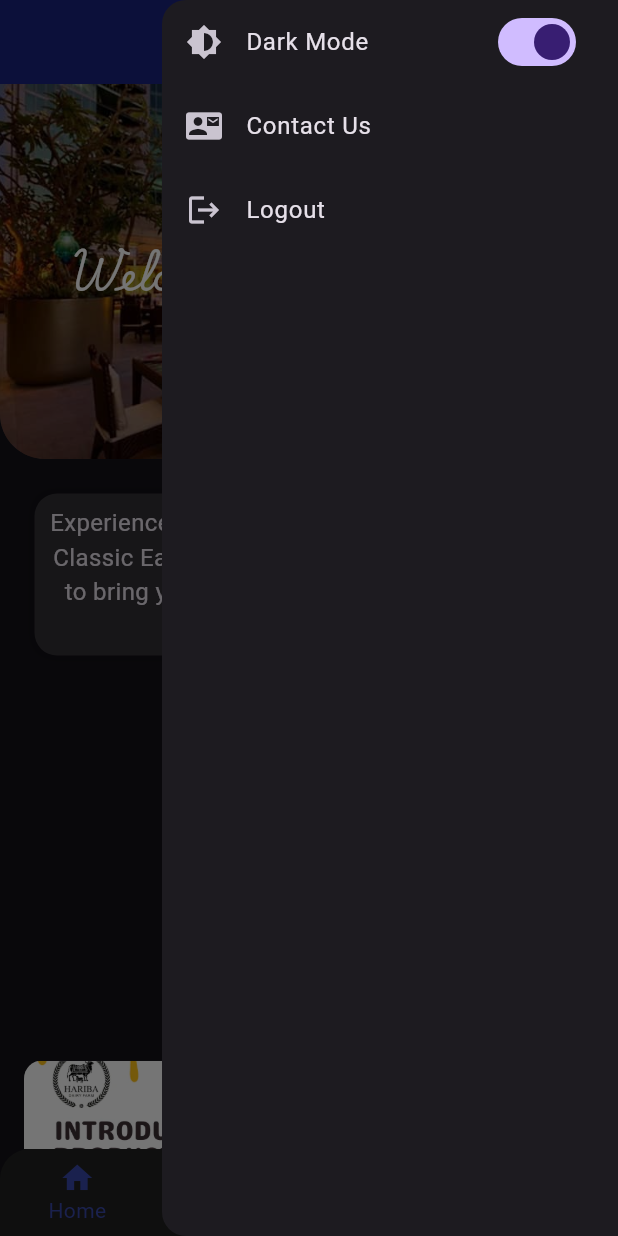
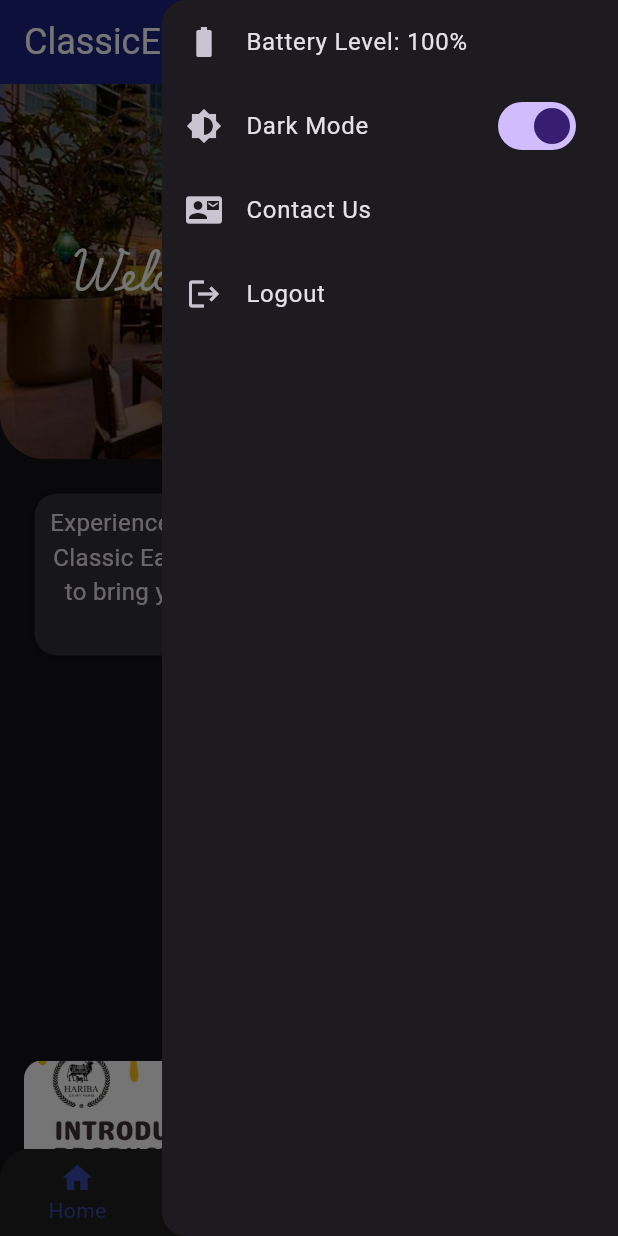
Before and after one commit to JoshFdo25/classc_eats_mobile_app, a Flutter app: the MainScreen screen opened by its route, after a tap on the "menu" icon, on a phone screen of 412 x 824 dp. Run offline on Flutter 3.47's test engine with Material 3 defaults, Android fonts, the phone set to English and light mode, and no system bars; our stand-ins replace battery_plus, flutter_secure_storage, image_picker, permission_handler; accounts and stored records are empty; network calls fail; Roboto replaces fonts that are missing (Playwrite).

Commit message:
Added camera permission, battery status

```diff
--- a/lib/main.dart
+++ b/lib/main.dart
@@ -4,6 +4,7 @@
 import 'package:classc_eats/Products/products_screen.dart';
 import 'package:classc_eats/Services/api_service.dart';
 import 'package:classc_eats/Profile/profile_screen.dart';
+import 'package:battery_plus/battery_plus.dart';
 import 'package:flutter/material.dart';
 import 'dart:convert';
 
@@ -55,6 +56,7 @@
     required this.isDarkMode,
   });
 
+
   @override
   State<MainScreen> createState() => _MainScreenState();
 }
@@ -71,11 +73,22 @@
     const CartScreen(),
   ];
 
+  final Battery _battery = Battery();
+  int _batteryLevel = 100; // Default value
+
+  Future<void> _getBatteryLevel() async {
+    final level = await _battery.batteryLevel;
+    setState(() {
+      _batteryLevel = level;
+    });
+  }
+
   @override
   void initState() {
     super.initState();
     _checkAuthStatus();
     _fetchUserProfile();
+    _getBatteryLevel();
   }
 
   Future<void> _checkAuthStatus() async {
@@ -157,7 +170,6 @@
         automaticallyImplyLeading: false,
         backgroundColor: Colors.indigo[900],
         toolbarHeight: appBarHeight,
-        centerTitle: true,
         title: const Text(
           'ClassicEats',
           style: TextStyle(
@@ -185,13 +197,11 @@
                         fontWeight: FontWeight.bold,
                       ),
                     ),
-                    accountEmail: Text(
-                      _userProfile!['email'],
-                    ),
+                    accountEmail: Text(_userProfile!['email']),
                     currentAccountPicture: CircleAvatar(
                       backgroundImage: _userProfile!['profile_picture'] != null
                           ? NetworkImage("https://classiceats.online/storage/" +
-                              _userProfile!['profile_picture'])
+                          _userProfile!['profile_picture'])
                           : null,
                       child: _userProfile!['profile_picture'] == null
                           ? const Icon(Icons.person, size: 50)
@@ -200,6 +210,11 @@
                   ),
                 ),
               ],
+              ListTile(
+                leading: const Icon(Icons.battery_full),
+                title: Text('Battery Level: $_batteryLevel%'),
+                onTap: _getBatteryLevel, // Refresh battery level on tap
+              ),
               SwitchListTile(
                 title: const Text('Dark Mode'),
                 value: widget.isDarkMode,
--- a/pubspec.yaml
+++ b/pubspec.yaml
@@ -39,6 +39,9 @@ dependencies:
   flutter_secure_storage: ^9.2.4
   provider: ^6.1.2
   image_picker: ^1.1.2
+  permission_handler: ^11.3.1
+  path: ^1.9.0
+  battery_plus: ^6.2.1
 
 dev_dependencies:
   flutter_test:
```
Also changed, not shown: lib/Profile/profile_screen.dart (+60 -4 lines), lib/Services/api_service.dart (+28 -9 lines), pubspec.lock, 4 other files.
